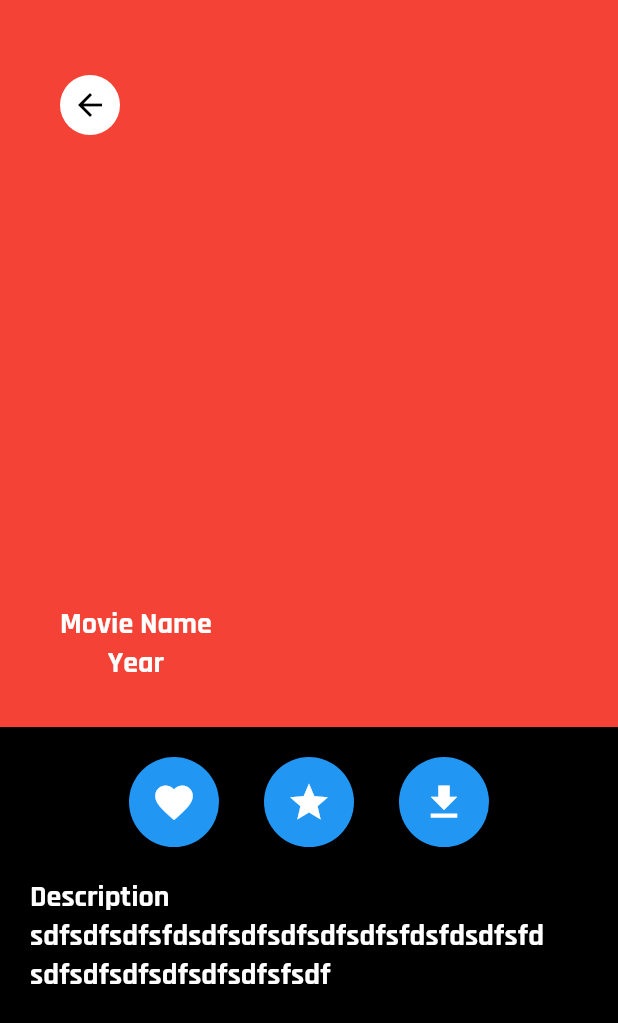
After one commit to mbaka-bilal/freetv, a Flutter app: the MovieInfo screen opened by its route, on a phone screen of 412 x 824 dp. The commit adds this screen. Shown: the top 1023 px of the screen. Run offline on Flutter 3.47's test engine with Material 2 defaults, Android fonts, the phone set to English and light mode, and no system bars; our stand-ins replace font_awesome_flutter.

Commit message:
Movie info page UI template

```diff
--- a/lib/main.dart
+++ b/lib/main.dart
@@ -4,6 +4,7 @@ import 'package:flutter/services.dart';
 import '../pages/signin.dart';
 import '../pages/signup.dart';
 import '../pages/home.dart';
+import '../pages/movieinfo.dart';
 
 void main() {
   runApp(const MyApp());
@@ -42,6 +43,7 @@ class MyApp extends StatelessWidget {
       routes: {
         "/signup":(ctx)=>Signup(),
         "/home" : (ctx) => Home(),
+        "/movieinfo" : (ctx) => MovieInfo(),
       },
     );
   }
--- a/lib/pages/latest_movies.dart
+++ b/lib/pages/latest_movies.dart
@@ -46,10 +46,16 @@ class _LatestMoviesState extends State<LatestMovies> {
                           child: ListView.separated(
                               scrollDirection: Axis.horizontal,
                               itemBuilder: (index,ctx) {
-                                return Container(
-                                  width: 100,
-                                  height: 100,
-                                  color: Colors.white,
+                                return GestureDetector(
+                                  onTap: () {
+                                    print ("Tapped info");
+                                    Navigator.of(context).pushNamed("/movieinfo");
+                                  },
+                                  child: Container(
+                                    width: 100,
+                                    height: 100,
+                                    color: Colors.white,
+                                  ),
                                 );
                               }, separatorBuilder: (index,ctx) => const SizedBox(
                             width: 10,
--- /dev/null
+++ b/lib/pages/movieinfo.dart
@@ -0,0 +1,149 @@
+import 'package:flutter/material.dart';
+
+class MovieInfo extends StatefulWidget {
+  const MovieInfo({Key? key}) : super(key: key);
+
+  @override
+  State<MovieInfo> createState() => _MovieInfoState();
+}
+
+class _MovieInfoState extends State<MovieInfo> {
+  @override
+  Widget build(BuildContext context) {
+    final double width = MediaQuery.of(context).size.width;
+    final double height = MediaQuery.of(context).size.height;
+
+    Widget rateBottomSheet() {
+      return Column(
+        children: [
+          Text("Rate this movie"),
+
+        ],
+      );
+    }
+
+
+    return Scaffold(
+      backgroundColor: Colors.black,
+      body: Column(
+        crossAxisAlignment: CrossAxisAlignment.start,
+        children: [
+          SizedBox(
+            height: height / 1.7,
+            child: Stack(
+              children: [
+                Container(
+                  height: height / 1.7,
+
+                  color: Colors.red,
+
+                ),
+
+                Align(
+                  alignment: Alignment.topLeft,
+                  child: Padding(
+                    padding: const EdgeInsets.only(top: 50.0,left: 40),
+                    child: CircleAvatar(
+                      radius: 20,
+                      backgroundColor: Colors.white,
+                      child: IconButton(
+                        onPressed: () => Navigator.of(context).pop(),
+                        icon: Icon(Icons.arrow_back),
+                      ),
+                    ),
+                  ),
+                ),
+
+                Align(
+                  alignment: Alignment.bottomLeft,
+                  child: Padding(
+                    padding: const EdgeInsets.only(bottom: 30,left: 40),
+                    child: Column(
+                      mainAxisSize: MainAxisSize.min,
+                      children: [
+                        Text("Movie Name",style: Theme.of(context).textTheme.bodyText1,),
+                        Text("Year",style: Theme.of(context).textTheme.bodyText1,),
+                      ],
+                    )
+                  ),
+                ),
+
+              ],
+            ),
+          ),
+          SizedBox(
+            height: 20,
+          ),
+          Row(
+            mainAxisAlignment: MainAxisAlignment.center,
+            children: [
+              CircleAvatar(
+                backgroundColor: Colors.blue,
+                radius: 30,
+                child: IconButton(
+                  onPressed: null,
+
+                  icon: Icon(Icons.favorite,size: 30,color: Colors.white,),
+                ),
+              ),
+              SizedBox(
+                width: 30,
+              ),
+              CircleAvatar(
+                backgroundColor: Colors.blue,
+                radius: 30,
+                child: IconButton(
+                  onPressed: () {
+                    showModalBottomSheet(
+                        backgroundColor: Colors.black,
+                        shape: RoundedRectangleBorder(
+                          borderRadius: BorderRadius.circular(100)
+                        ),
+                        context: context, builder: (ctx) {
+                      return Column(
+                        mainAxisAlignment: MainAxisAlignment.center,
+                        children: [
+                          Text("Rate this movie",style: Theme.of(context).textTheme.bodyText1,),
+
+
+                        ],
+                      );
+                    } );
+                  },
+
+                  icon: Icon(Icons.star,size: 30,color: Colors.white,),
+                ),
+              ),
+              SizedBox(
+                width: 30,
+              ),
+              CircleAvatar(
+                backgroundColor: Colors.blue,
+                radius: 30,
+                child: IconButton(
+                  onPressed: null,
+
+                  icon: Icon(Icons.download,size: 30,color: Colors.white,),
+                ),
+              ),
+            ],
+          ),
+          SizedBox(
+            height: 20,
+          ),
+          Padding(
+            padding: const EdgeInsets.only(left: 20.0),
+            child: Text("Description",style: Theme.of(context).textTheme.bodyText1,),
+          ),
+          Padding(
+            padding: const EdgeInsets.only(left: 20.0),
+            child: SizedBox(
+                width: width / 1.2,
+
+                child: Text("sdfsdfsdfsfdsdfsdfsdfsdfsdfsfdsfdsdfsfdsdfsdfsdfsdfsdfsdfsfsdf",style: Theme.of(context).textTheme.bodyText1,)),
+          )
+        ],
+      ),
+    );
+  }
+}
```
